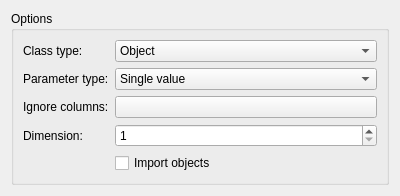
Before: the Qt Designer form spinetoolbox/ui/import_mapping_options.ui in spine-tools/Spine-Toolbox, drawn with Qt 5.
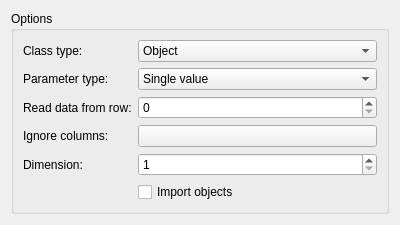
After: the same form once the commit is applied.

Commit message:
Add ability to start reading data from a certain row in io_models
Re #454

Sometimes there is a need to be able to start reading data from another row than the first in the data source.
Ex if there is a blank row between "header" data and the actual values. This commit adds that functionality
to the mapping models.

What changed in the file:
```diff
--- a/spinetoolbox/ui/import_mapping_options.ui
+++ b/spinetoolbox/ui/import_mapping_options.ui
@@ -19,7 +19,7 @@
     <x>0</x>
     <y>0</y>
     <width>400</width>
-    <height>177</height>
+    <height>203</height>
    </rect>
   </property>
   <property name="windowTitle">
@@ -96,41 +96,51 @@
           </item>
          </widget>
         </item>
-        <item row="2" column="0">
+        <item row="3" column="0">
          <widget class="QLabel" name="ignore_columns_label">
           <property name="text">
            <string>Ignore columns:</string>
           </property>
          </widget>
         </item>
-        <item row="2" column="1">
+        <item row="3" column="1">
          <widget class="QPushButton" name="ignore_columns_button">
           <property name="text">
            <string/>
           </property>
          </widget>
         </item>
-        <item row="3" column="0">
+        <item row="4" column="0">
          <widget class="QLabel" name="dimension_label">
           <property name="text">
            <string>Dimension:</string>
           </property>
          </widget>
         </item>
-        <item row="3" column="1">
+        <item row="4" column="1">
          <widget class="QSpinBox" name="dimension_spin_box">
           <property name="minimum">
            <number>1</number>
           </property>
          </widget>
         </item>
-        <item row="4" column="1">
+        <item row="5" column="1">
          <widget class="QCheckBox" name="import_objects_check_box">
           <property name="text">
            <string>Import objects</string>
           </property>
          </widget>
         </item>
+        <item row="2" column="1">
+         <widget class="QSpinBox" name="start_read_row_spin_box"/>
+        </item>
+        <item row="2" column="0">
+         <widget class="QLabel" name="read_start_row_label">
+          <property name="text">
+           <string>Read data from row:</string>
+          </property>
+         </widget>
+        </item>
        </layout>
       </item>
      </layout>
```
The commit also changes 3 other files.
